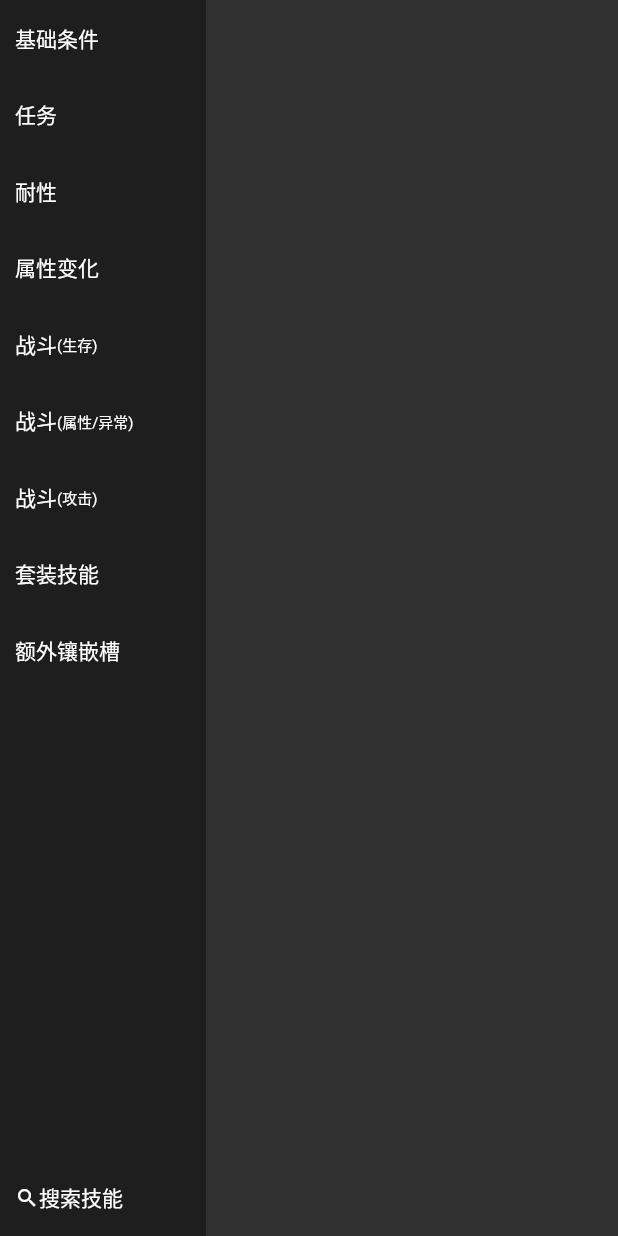
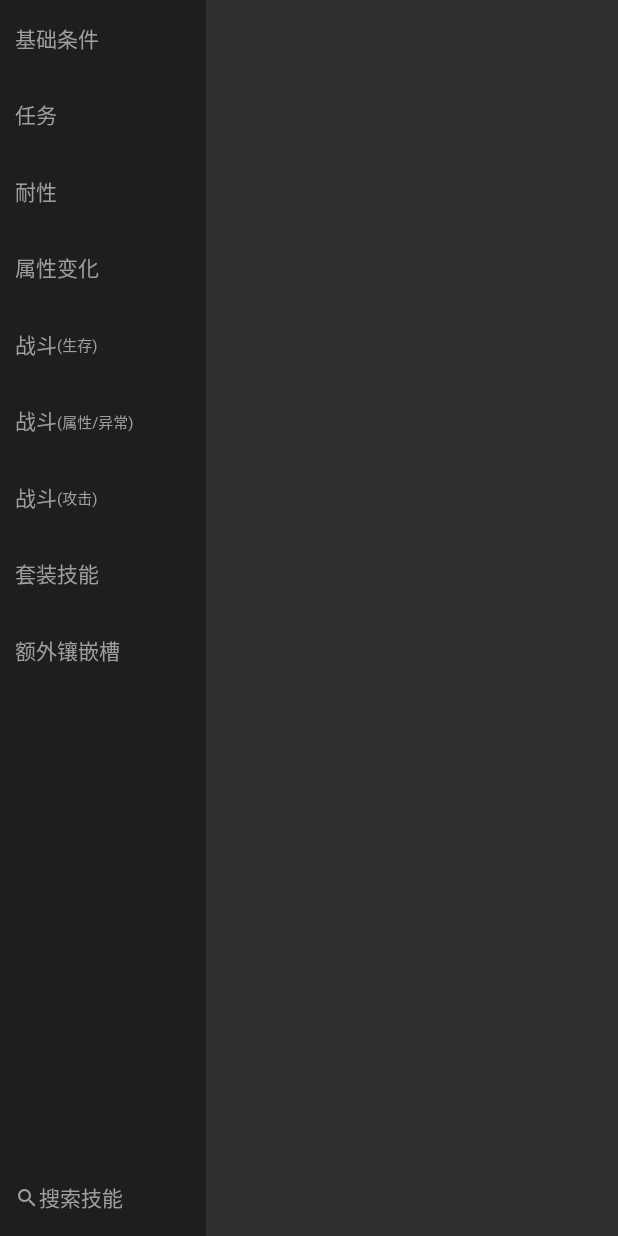
Before and after one commit to WaterJim/monsterhunter_database, a Flutter app: the EquipmentGroup widget shown alone on an empty page, opened directly, on a phone screen of 412 x 824 dp. Run offline on Flutter 3.47's test engine with Material 2 defaults, Android fonts, the phone set to English and light mode, and no system bars.

Commit message:
技能UI

```diff
--- a/lib/mhw/equip/equipment_group.dart
+++ b/lib/mhw/equip/equipment_group.dart
@@ -7,8 +7,8 @@ class EquipmentGroup extends StatefulWidget{
   EquipmentGroup({Key key, this.groupType : 1, @required this.onSelectChanged}) : super(key : key);
 
   @override
-  EquipmentGroupState createState() {
-    return new EquipmentGroupState();
+  _EquipmentGroupState createState() {
+    return new _EquipmentGroupState();
   }
 
   final int groupType;
@@ -16,7 +16,7 @@ class EquipmentGroup extends StatefulWidget{
 }
 
 
-class EquipmentGroupState extends State<EquipmentGroup>{
+class _EquipmentGroupState extends State<EquipmentGroup>{
 
   int _highlightId = 0;
   List<SkillGroup> _skillList = new List.from(skillGoupList.whereType());
@@ -56,12 +56,12 @@ class EquipmentGroupState extends State<EquipmentGroup>{
           Text(
             itemName,
             textAlign: TextAlign.left,
-            style: TextStyle(fontSize: 14.0),
+            style: TextStyle(fontSize: 14.0, color: isSelected ? Colors.white : Colors.grey),
           ),
           Text(
             subItemName != '' ? '(' + subItemName + ')' : '',
             textAlign: TextAlign.left,
-            style: TextStyle(fontSize: 10.0),
+            style: TextStyle(fontSize: 10.0, color: isSelected ? Colors.white : Colors.grey),
           ),
         ],
       ),
@@ -76,11 +76,12 @@ class EquipmentGroupState extends State<EquipmentGroup>{
           children: <Widget>[
             new Icon(
               Icons.search,
+              color: isSelected ? Colors.white : Colors.grey,
               size: 16.0,
             ),
             new Text(
               itemName,
-              style: TextStyle(fontSize: 14.0),
+              style: TextStyle(fontSize: 14.0, color: isSelected ? Colors.white : Colors.grey),
 
             ),
           ],
```
Also changed, not shown: lib/mhw/equip/skill_item_horizontal.dart (added, +17 -0 lines), lib/mhw/equip/skill_item_vertical.dart (added, +33 -0 lines).
